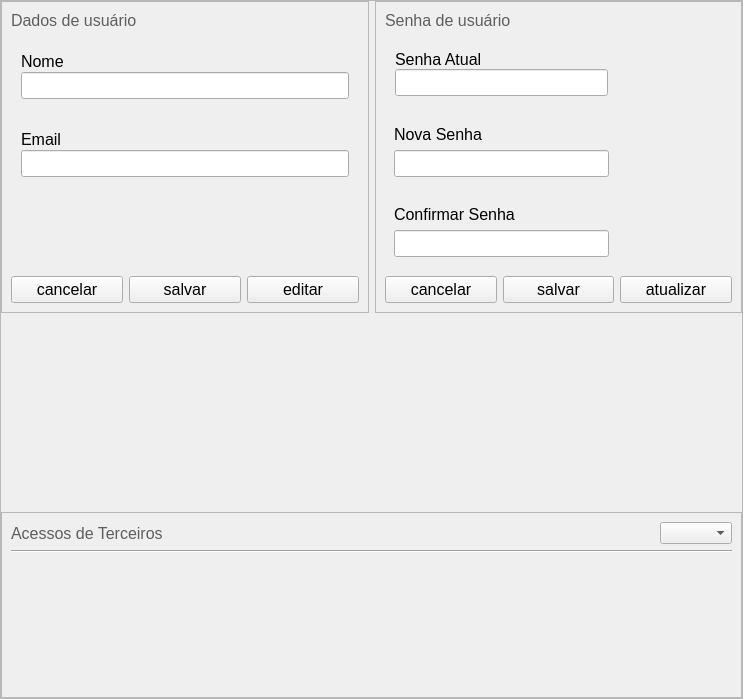
First picture: the form in application/src/ui/ConfigForm.ui, repository iagoofelipe/Finances, before the edit.
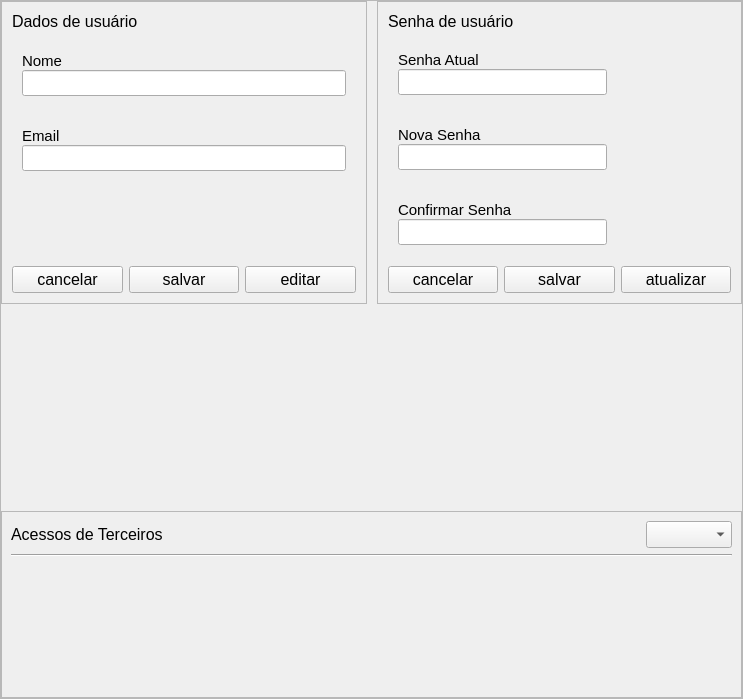
Second picture: the form after the edit. Icons and pictures are not drawn.

What changed in the file:
```diff
--- a/application/src/ui/ConfigForm.ui
+++ b/application/src/ui/ConfigForm.ui
@@ -14,6 +14,9 @@
    <string>Form</string>
   </property>
   <layout class="QVBoxLayout" name="verticalLayout_13">
+   <property name="spacing">
+    <number>10</number>
+   </property>
    <property name="leftMargin">
     <number>0</number>
    </property>
@@ -53,6 +56,9 @@
        <property name="bottomMargin">
         <number>0</number>
        </property>
+       <property name="spacing">
+        <number>10</number>
+       </property>
        <item row="0" column="1">
         <widget class="QFrame" name="frame_2">
          <property name="sizePolicy">
@@ -71,8 +77,20 @@
           <property name="spacing">
            <number>10</number>
           </property>
+          <property name="leftMargin">
+           <number>10</number>
+          </property>
+          <property name="topMargin">
+           <number>10</number>
+          </property>
+          <property name="rightMargin">
+           <number>10</number>
+          </property>
+          <property name="bottomMargin">
+           <number>10</number>
+          </property>
           <item>
-           <widget class="QLabel" name="label_5">
+           <widget class="QLabel" name="lbSenhaUsuario">
             <property name="sizePolicy">
              <sizepolicy hsizetype="Preferred" vsizetype="Fixed">
               <horstretch>0</horstretch>
@@ -85,9 +103,6 @@
               <pointsize>12</pointsize>
              </font>
             </property>
-            <property name="styleSheet">
-             <string notr="true">color: #5E5E5E;</string>
-            </property>
             <property name="text">
              <string>Senha de usuário</string>
             </property>
@@ -119,6 +134,12 @@
              </property>
              <item>
               <widget class="QLabel" name="label_6">
+               <property name="font">
+                <font>
+                 <family>Segoe UI</family>
+                 <pointsize>11</pointsize>
+                </font>
+               </property>
                <property name="text">
                 <string>Senha Atual</string>
                </property>
@@ -141,6 +162,12 @@
                 </property>
                 <item>
                  <widget class="QLineEdit" name="leSenhaAtual">
+                  <property name="font">
+                   <font>
+                    <family>Segoe UI</family>
+                    <pointsize>11</pointsize>
+                   </font>
+                  </property>
                   <property name="echoMode">
                    <enum>QLineEdit::Password</enum>
                   </property>
@@ -154,12 +181,27 @@
                 </item>
                 <item>
                  <widget class="QPushButton" name="btnSenhaAtualHide">
+                  <property name="font">
+                   <font>
+                    <family>Segoe UI</family>
+                    <pointsize>12</pointsize>
+                   </font>
+                  </property>
+                  <property name="styleSheet">
+                   <string notr="true">background-color: transparent;</string>
+                  </property>
                   <property name="text">
                    <string/>
                   </property>
                   <property name="icon">
                    <iconset resource="imgs/resource.qrc">
-                    <normaloff>:/root/icons/eye-off.svg</normaloff>:/root/icons/eye-off.svg</iconset>
+                    <normaloff>:/root/icons/light_eye-off.svg</normaloff>:/root/icons/light_eye-off.svg</iconset>
+                  </property>
+                  <property name="iconSize">
+                   <size>
+                    <width>18</width>
+                    <height>18</height>
+                   </size>
                   </property>
                   <property name="flat">
                    <bool>true</bool>
@@ -168,12 +210,27 @@
                 </item>
                 <item>
                  <widget class="QPushButton" name="btnSenhaAtualShow">
+                  <property name="font">
+                   <font>
+                    <family>Segoe UI</family>
+                    <pointsize>12</pointsize>
+                   </font>
+                  </property>
+                  <property name="styleSheet">
+                   <string notr="true">background-color: transparent;</string>
+                  </property>
                   <property name="text">
                    <string/>
                   </property>
                   <property name="icon">
                    <iconset resource="imgs/resource.qrc">
-                    <normaloff>:/root/icons/eye.svg</normaloff>:/root/icons/eye.svg</iconset>
+                    <normaloff>:/root/icons/light_eye.svg</normaloff>:/root/icons/light_eye.svg</iconset>
+                  </property>
+                  <property name="iconSize">
+                   <size>
+                    <width>18</width>
+                    <height>18</height>
+                   </size>
                   </property>
                   <property name="flat">
                    <bool>true</bool>
@@ -195,8 +252,29 @@
              </font>
             </property>
             <layout class="QVBoxLayout" name="verticalLayout_2">
+             <property name="spacing">
+              <number>0</number>
+             </property>
+             <property name="leftMargin">
+              <number>10</number>
+             </property>
+             <property name="topMargin">
+              <number>10</number>
+             </property>
+             <property name="rightMargin">
+              <number>10</number>
+             </property>
+             <property name="bottomMargin">
+              <number>10</number>
+             </property>
              <item>
               <widget class="QLabel" name="label_7">
+               <property name="font">
+                <font>
+                 <family>Segoe UI</family>
+                 <pointsize>11</pointsize>
+                </font>
+               </property>
                <property name="text">
                 <string>Nova Senha</string>
                </property>
@@ -219,6 +297,12 @@
                 </property>
                 <item>
                  <widget class="QLineEdit" name="leSenhaNova">
+                  <property name="font">
+                   <font>
+                    <family>Segoe UI</family>
+                    <pointsize>11</pointsize>
+                   </font>
+                  </property>
                   <property name="echoMode">
                    <enum>QLineEdit::Password</enum>
                   </property>
@@ -232,12 +316,26 @@
                 </item>
                 <item>
                  <widget class="QPushButton" name="btnSenhaNovaHide">
+                  <property name="font">
+                   <font>
+                    <pointsize>12</pointsize>
+                   </font>
+                  </property>
+                  <property name="styleSheet">
+                   <string notr="true">background-color: transparent;</string>
+                  </property>
                   <property name="text">
                    <string/>
                   </property>
                   <property name="icon">
                    <iconset resource="imgs/resource.qrc">
-                    <normaloff>:/root/icons/eye-off.svg</normaloff>:/root/icons/eye-off.svg</iconset>
+                    <normaloff>:/root/icons/light_eye-off.svg</normaloff>:/root/icons/light_eye-off.svg</iconset>
+                  </property>
+                  <property name="iconSize">
+                   <size>
+                    <width>18</width>
+                    <height>18</height>
+                   </size>
                   </property>
                   <property name="flat">
                    <bool>true</bool>
@@ -246,12 +344,26 @@
                 </item>
                 <item>
                  <widget class="QPushButton" name="btnSenhaNovaShow">
+                  <property name="font">
+                   <font>
+                    <pointsize>12</pointsize>
+                   </font>
+                  </property>
+                  <property name="styleSheet">
+                   <string notr="true">background-color: transparent;</string>
+                  </property>
                   <property name="text">
                    <string/>
                   </property>
                   <property name="icon">
                    <iconset resource="imgs/resource.qrc">
-                    <normaloff>:/root/icons/eye.svg</normaloff>:/root/icons/eye.svg</iconset>
+                    <normaloff>:/root/icons/light_eye.svg</normaloff>:/root/icons/light_eye.svg</iconset>
+                  </property>
+                  <property name="iconSize">
+                   <size>
+                    <width>18</width>
+                    <height>18</height>
+                   </size>
                   </property>
                   <property name="flat">
                    <bool>true</bool>
@@ -273,8 +385,29 @@
              </font>
             </property>
             <layout class="QVBoxLayout" name="verticalLayout_5">
+             <property name="spacing">
+              <number>0</number>
+             </property>
+             <property name="leftMargin">
+              <number>10</number>
+             </property>
+             <property name="topMargin">
+              <number>10</number>
+             </property>
+             <property name="rightMargin">
+              <number>10</number>
+             </property>
+             <property name="bottomMargin">
+              <number>10</number>
+             </property>
              <item>
               <widget class="QLabel" name="label_8">
+               <property name="font">
+                <font>
+                 <family>Segoe UI</family>
+                 <pointsize>11</pointsize>
+                </font>
+               </property>
                <property name="text">
                 <string>Confirmar Senha</string>
                </property>
@@ -297,6 +430,12 @@
                 </property>
                 <item>
                  <widget class="QLineEdit" name="leSenhaConfirm">
+                  <property name="font">
+                   <font>
+                    <family>Segoe UI</family>
+                    <pointsize>11</pointsize>
+                   </font>
+                  </property>
                   <property name="echoMode">
                    <enum>QLineEdit::Password</enum>
                   </property>
@@ -310,12 +449,27 @@
                 </item>
                 <item>
                  <widget class="QPushButton" name="btnSenhaConfirmHide">
+                  <property name="font">
+                   <font>
+                    <family>Segoe UI</family>
+                    <pointsize>12</pointsize>
+                   </font>
+                  </property>
+                  <property name="styleSheet">
+                   <string notr="true">background-color: transparent;</string>
+                  </property>
                   <property name="text">
                    <string/>
                   </property>
                   <property name="icon">
                    <iconset resource="imgs/resource.qrc">
-                    <normaloff>:/root/icons/eye-off.svg</normaloff>:/root/icons/eye-off.svg</iconset>
+                    <normaloff>:/root/icons/light_eye-off.svg</normaloff>:/root/icons/light_eye-off.svg</iconset>
+                  </property>
+                  <property name="iconSize">
+                   <size>
+                    <width>18</width>
+                    <height>18</height>
+                   </size>
                   </property>
                   <property name="flat">
                    <bool>true</bool>
@@ -324,12 +478,27 @@
                 </item>
                 <item>
                  <widget class="QPushButton" name="btnSenhaConfirmShow">
+                  <property name="font">
+                   <font>
+                    <family>Segoe UI</family>
+                    <pointsize>12</pointsize>
+                   </font>
+                  </property>
+                  <property name="styleSheet">
+                   <string notr="true">background-color: transparent;</string>
+                  </property>
                   <property name="text">
                    <string/>
                   </property>
                   <property name="icon">
                    <iconset resource="imgs/resource.qrc">
-                    <normaloff>:/root/icons/eye.svg</normaloff>:/root/icons/eye.svg</iconset>
+                    <normaloff>:/root/icons/light_eye.svg</normaloff>:/root/icons/light_eye.svg</iconset>
+                  </property>
+                  <property name="iconSize">
+                   <size>
+                    <width>18</width>
+                    <height>18</height>
+                   </size>
                   </property>
                   <property name="flat">
                    <bool>true</bool>
@@ -426,8 +595,20 @@
           <property name="spacing">
            <number>10</number>
           </property>
+          <property name="leftMargin">
+           <number>10</number>
+          </property>
+          <property name="topMargin">
+           <number>10</number>
+          </property>
+          <property name="rightMargin">
+           <number>10</number>
+          </property>
+          <property name="bottomMargin">
+           <number>10</number>
+          </property>
           <item>
-           <widget class="QLabel" name="label">
+           <widget class="QLabel" name="lbDadosUsuario">
             <property name="sizePolicy">
              <sizepolicy hsizetype="Preferred" vsizetype="Fixed">
               <horstretch>0</horstretch>
@@ -440,9 +621,6 @@
               <pointsize>12</pointsize>
              </font>
             </property>
-            <property name="styleSheet">
-             <string notr="true">color: #5E5E5E;</string>
-            </property>
             <property name="text">
              <string>Dados de usuário</string>
             </property>
@@ -474,13 +652,26 @@
              </property>
              <item>
               <widget class="QLabel" name="label_2">
+               <property name="font">
+                <font>
+                 <family>Segoe UI</family>
+                 <pointsize>11</pointsize>
+                </font>
+               </property>
                <property name="text">
                 <string>Nome</string>
                </property>
               </widget>
              </item>
              <item>
-              <widget class="QLineEdit" name="leNome"/>
+              <widget class="QLineEdit" name="leNome">
+               <property name="font">
+                <font>
+                 <family>Segoe UI</family>
+                 <pointsize>11</pointsize>
+                </font>
+               </property>
+              </widget>
              </item>
             </layout>
            </widget>
@@ -511,13 +702,26 @@
              </property>
              <item>
               <widget class="QLabel" name="label_4">
+               <property name="font">
+                <font>
+                 <family>Segoe UI</family>
+                 <pointsize>11</pointsize>
+                </font>
+               </property>
                <property name="text">
                 <string>Email</string>
                </property>
               </widget>
              </item>
              <item>
-              <widget class="QLineEdit" name="leEmail"/>
+              <widget class="QLineEdit" name="leEmail">
+               <property name="font">
+                <font>
+                 <family>Segoe UI</family>
+                 <pointsize>11</pointsize>
+                </font>
+               </property>
+              </widget>
              </item>
             </layout>
            </widget>
@@ -625,16 +829,13 @@
               <number>0</number>
              </property>
              <item>
-              <widget class="QLabel" name="label_10">
+              <widget class="QLabel" name="lbTerceiros">
                <property name="font">
                 <font>
                  <family>Segoe UI</family>
                  <pointsize>12</pointsize>
                 </font>
                </property>
-               <property name="styleSheet">
-                <string notr="true">color: #5E5E5E;</string>
-               </property>
                <property name="text">
                 <string>Acessos de Terceiros</string>
                </property>
@@ -654,7 +855,14 @@
               </spacer>
              </item>
              <item>
-              <widget class="QComboBox" name="cbPerfil"/>
+              <widget class="QComboBox" name="cbPerfil">
+               <property name="font">
+                <font>
+                 <family>Segoe UI</family>
+                 <pointsize>12</pointsize>
+                </font>
+               </property>
+              </widget>
              </item>
             </layout>
            </widget>
```
